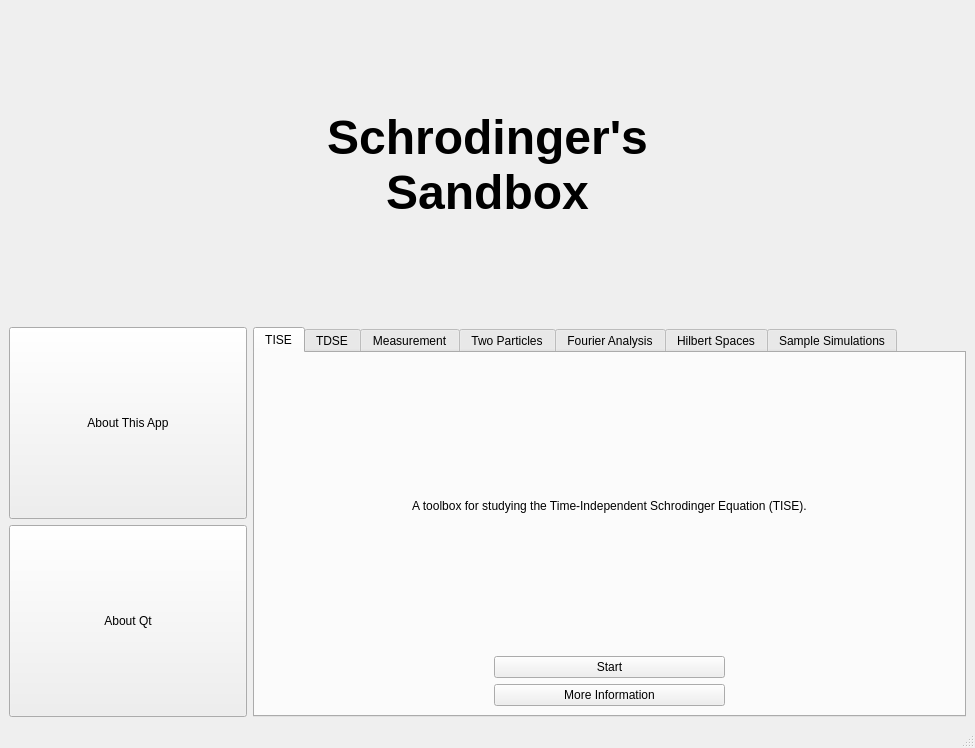
Above: mainwindow.ui from ambeech1/QSandbox before the change. Below: the same form after it.
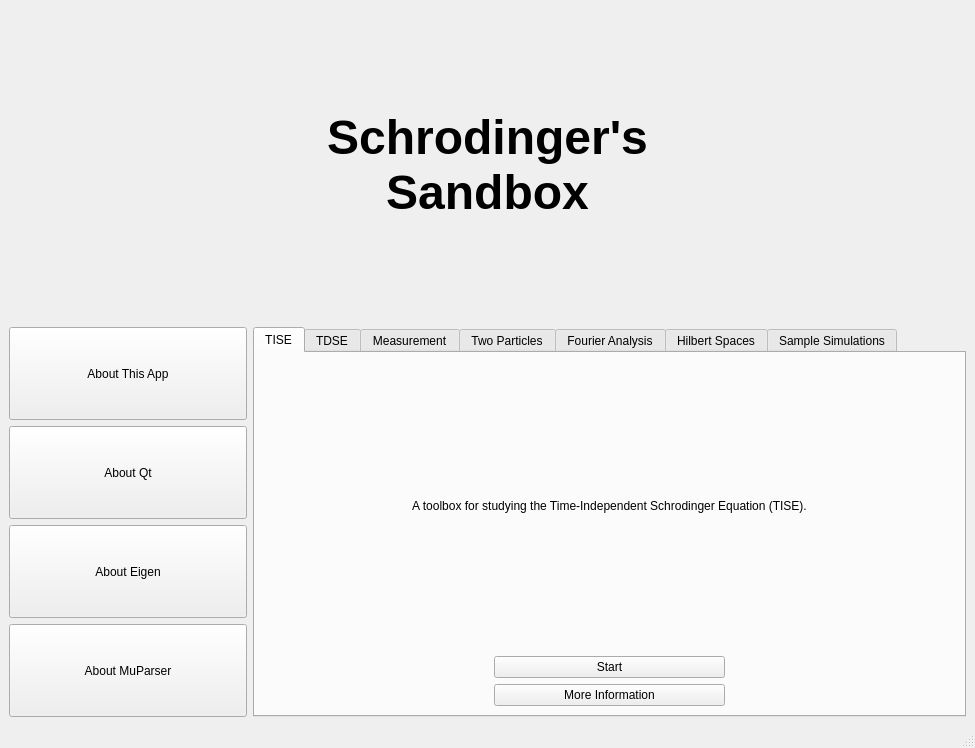
That is the form after the change.

Commit message: Added funtionality to widgets in TISE main window

Patch:
```diff
--- a/mainwindow.ui
+++ b/mainwindow.ui
@@ -75,7 +75,7 @@
       <item>
        <layout class="QHBoxLayout" name="horizontalLayout" stretch="1,3">
         <item>
-         <layout class="QVBoxLayout" name="verticalLayout">
+         <layout class="QVBoxLayout" name="verticalLayout" stretch="1,1,1,1">
           <item>
            <widget class="QPushButton" name="aboutApp">
             <property name="sizePolicy">
@@ -108,6 +108,32 @@
             </property>
            </widget>
           </item>
+          <item>
+           <widget class="QPushButton" name="pushButton">
+            <property name="sizePolicy">
+             <sizepolicy hsizetype="Minimum" vsizetype="Expanding">
+              <horstretch>0</horstretch>
+              <verstretch>0</verstretch>
+             </sizepolicy>
+            </property>
+            <property name="text">
+             <string>About Eigen</string>
+            </property>
+           </widget>
+          </item>
+          <item>
+           <widget class="QPushButton" name="pushButton_2">
+            <property name="sizePolicy">
+             <sizepolicy hsizetype="Minimum" vsizetype="Expanding">
+              <horstretch>0</horstretch>
+              <verstretch>0</verstretch>
+             </sizepolicy>
+            </property>
+            <property name="text">
+             <string>About MuParser</string>
+            </property>
+           </widget>
+          </item>
          </layout>
         </item>
         <item>
```
The commit also changes 3 other files.
